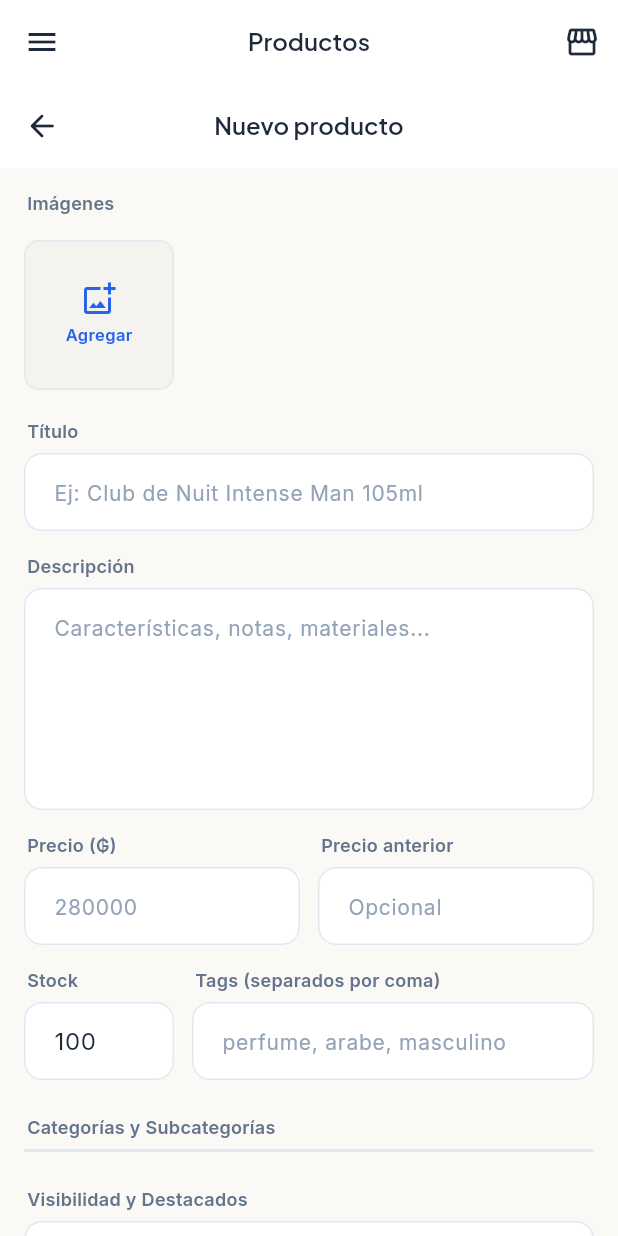
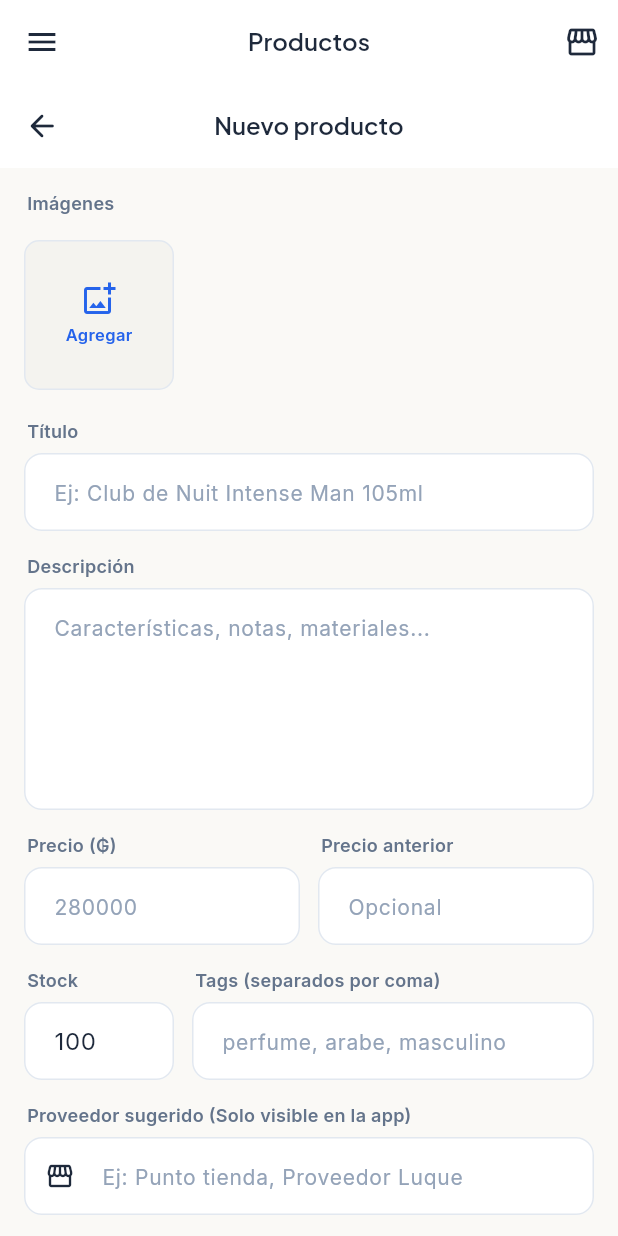
Before and after one commit to Daniel371-lab/Tienda-vertex, a Flutter app: the ProductFormView screen opened by its route, on a phone screen of 412 x 824 dp. Run offline on Flutter 3.47's test engine with Material 3 defaults, Android fonts, the phone set to English and light mode, and no system bars; our stand-ins replace cached_network_image, cloud_firestore, firebase_analytics, firebase_auth, firebase_core, flutter_image_compress and 9 more; accounts and stored records are empty.

Commit message:
Agregar proveedor

```diff
--- a/lib/features/admin_cpanel/views/product_form_view.dart
+++ b/lib/features/admin_cpanel/views/product_form_view.dart
@@ -34,6 +34,7 @@ class _ProductFormViewState extends ConsumerState<ProductFormView> {
   final _compareCtrl = TextEditingController();
   final _stockCtrl = TextEditingController(text: '100');
   final _tagsCtrl = TextEditingController();
+  final _providerCtrl = TextEditingController(); // <-- NUEVO
 
   // Listas para guardar las selecciones múltiples
   final Set<String> _selectedCategoryIds = {};
@@ -64,6 +65,7 @@ class _ProductFormViewState extends ConsumerState<ProductFormView> {
     _compareCtrl.dispose();
     _stockCtrl.dispose();
     _tagsCtrl.dispose();
+    _providerCtrl.dispose(); // <-- NUEVO
     super.dispose();
   }
 
@@ -86,6 +88,7 @@ class _ProductFormViewState extends ConsumerState<ProductFormView> {
           _compareCtrl.text = p.compareAtPrice?.toString() ?? '';
           _stockCtrl.text = p.stock.toString();
           _tagsCtrl.text = p.tags.join(', ');
+          _providerCtrl.text = p.suggestedProvider ?? ''; // <-- NUEVO
 
           _selectedCategoryIds
             ..clear()
@@ -242,7 +245,20 @@ class _ProductFormViewState extends ConsumerState<ProductFormView> {
                 ),
               ],
             ),
+            const SizedBox(height: 16),
+
+            // ── NUEVO: PROVEEDOR SUGERIDO ──────────────────
+            _label(context, 'Proveedor sugerido (Solo visible en la app)'),
+            TextFormField(
+              controller: _providerCtrl,
+              textCapitalization: TextCapitalization.words,
+              decoration: const InputDecoration(
+                hintText: 'Ej: Punto tienda, Proveedor Luque',
+                prefixIcon: Icon(Icons.storefront_outlined, size: 20),
+              ),
+            ),
             const SizedBox(height: 24),
+            // ── FIN NUEVO ──
 
             // ── CATEGORÍAS Y SUBCATEGORÍAS (CHECKBOXES) ──
             _label(context, 'Categorías y Subcategorías'),
@@ -517,6 +533,7 @@ class _ProductFormViewState extends ConsumerState<ProductFormView> {
         isFeaturedGeneral: _isFeaturedGeneral,
         isFeaturedInCategories: _featuredInCategories.toList(),
         tags: tags,
+        suggestedProvider: _providerCtrl.text.trim().isEmpty ? null : _providerCtrl.text.trim(), // <-- NUEVO
       );
 
       final ok = await ref.read(adminProductsControllerProvider.notifier).saveProduct(product);
--- a/lib/features/checkout/views/checkout_view.dart
+++ b/lib/features/checkout/views/checkout_view.dart
@@ -244,6 +244,7 @@ class _CheckoutViewState extends ConsumerState<CheckoutView> {
                 price: it.price,
                 quantity: it.quantity,
                 imageUrl: it.imageUrl,
+                suggestedProvider: it.suggestedProvider, // <-- NUEVO AQUÍ
               )).toList();
 
       final order = Order(
@@ -280,7 +281,6 @@ class _CheckoutViewState extends ConsumerState<CheckoutView> {
 
       final settings = await fs.fetchSettings();
 
-      // FIX: Creamos un objeto Order nuevo en vez de usar copyWith(id)
       final finalOrder = Order(
         id: orderId,
         customerName: order.customerName,
--- a/lib/models/order_model.dart
+++ b/lib/models/order_model.dart
@@ -26,6 +26,7 @@ class OrderItem {
     required this.price,
     required this.quantity,
     this.imageUrl,
+    this.suggestedProvider, // <-- NUEVO CAMPO
   });
 
   final String productId;
@@ -33,6 +34,7 @@ class OrderItem {
   final int price;
   final int quantity;
   final String? imageUrl;
+  final String? suggestedProvider; // <-- NUEVO CAMPO
 
   int get lineTotal => price * quantity;
 
@@ -42,6 +44,7 @@ class OrderItem {
         price: (map['price'] as num?)?.toInt() ?? 0,
         quantity: (map['quantity'] as num?)?.toInt() ?? 1,
         imageUrl: map['imageUrl'] as String?,
+        suggestedProvider: map['suggestedProvider'] as String?, // <-- NUEVO CAMPO
       );
 
   Map<String, dynamic> toMap() => {
@@ -50,6 +53,7 @@ class OrderItem {
         'price': price,
         'quantity': quantity,
         'imageUrl': imageUrl,
+        'suggestedProvider': suggestedProvider, // <-- NUEVO CAMPO
       };
 }
 
@@ -92,7 +96,7 @@ class Order {
   final String neighborhood;
   final String street1;
   final String? street2;
-  final String locationType; // "Casa" o "Trabajo"
+  final String locationType;
   final String? reference;
   final String? googleMapsLink;
 
--- a/lib/models/product_model.dart
+++ b/lib/models/product_model.dart
@@ -6,9 +6,9 @@ class Product {
     required this.title,
     required this.description,
     required this.price,
-    required this.categoryIds, // <-- AHORA ES UNA LISTA
+    required this.categoryIds,
     required this.images,
-    this.subcategoryIds = const [], // <-- AHORA ES UNA LISTA
+    this.subcategoryIds = const [],
     this.compareAtPrice,
     this.stock = 0,
     this.isFeatured = false,
@@ -16,6 +16,7 @@ class Product {
     this.isFeaturedInCategories = const [],
     this.isActive = true,
     this.tags = const [],
+    this.suggestedProvider, // <-- NUEVO CAMPO
     this.createdAt,
     this.updatedAt,
   });
@@ -34,6 +35,7 @@ class Product {
   final List<String> isFeaturedInCategories;
   final bool isActive;
   final List<String> tags;
+  final String? suggestedProvider; // <-- NUEVO CAMPO
   final DateTime? createdAt;
   final DateTime? updatedAt;
 
@@ -62,7 +64,6 @@ class Product {
   }
 
   factory Product.fromMap(String id, Map<String, dynamic> map) {
-    // Retrocompatibilidad: si el producto es viejo y tiene categoryId (String), lo pasamos a Lista.
     List<String> cats = [];
     if (map['categoryIds'] != null) {
       cats = (map['categoryIds'] as List).whereType<String>().toList();
@@ -92,6 +93,7 @@ class Product {
       isFeaturedInCategories: (map['isFeaturedInCategories'] as List?)?.whereType<String>().toList() ?? const [],
       isActive: map['isActive'] as bool? ?? true,
       tags: (map['tags'] as List?)?.whereType<String>().toList() ?? const [],
+      suggestedProvider: map['suggestedProvider'] as String?, // <-- NUEVO CAMPO
       createdAt: (map['createdAt'] as Timestamp?)?.toDate(),
       updatedAt: (map['updatedAt'] as Timestamp?)?.toDate(),
     );
@@ -111,6 +113,7 @@ class Product {
         'isFeaturedInCategories': isFeaturedInCategories,
         'isActive': isActive,
         'tags': tags,
+        'suggestedProvider': suggestedProvider, // <-- NUEVO CAMPO
         'searchTitle': buildSearchTitle(title),
         'createdAt': createdAt != null ? Timestamp.fromDate(createdAt!) : FieldValue.serverTimestamp(),
         'updatedAt': FieldValue.serverTimestamp(),
@@ -130,6 +133,7 @@ class Product {
     List<String>? isFeaturedInCategories,
     bool? isActive,
     List<String>? tags,
+    String? suggestedProvider, // <-- NUEVO CAMPO
   }) =>
       Product(
         id: id,
@@ -146,6 +150,7 @@ class Product {
         isFeaturedInCategories: isFeaturedInCategories ?? this.isFeaturedInCategories,
         isActive: isActive ?? this.isActive,
         tags: tags ?? this.tags,
+        suggestedProvider: suggestedProvider ?? this.suggestedProvider, // <-- NUEVO CAMPO
         createdAt: createdAt,
         updatedAt: updatedAt,
       );
```
Also changed, not shown: lib/features/admin_cpanel/views/order_detail_view.dart (+27 -6 lines), lib/features/client_store/controllers/cart_controller.dart (+13 -1 lines).
